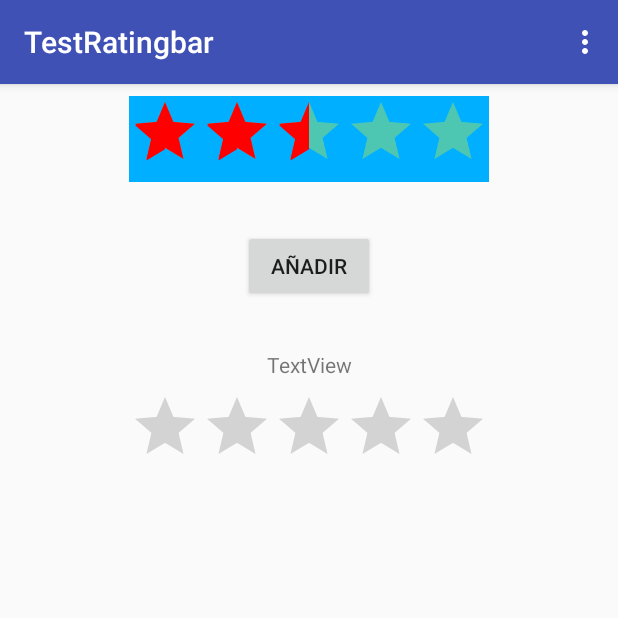
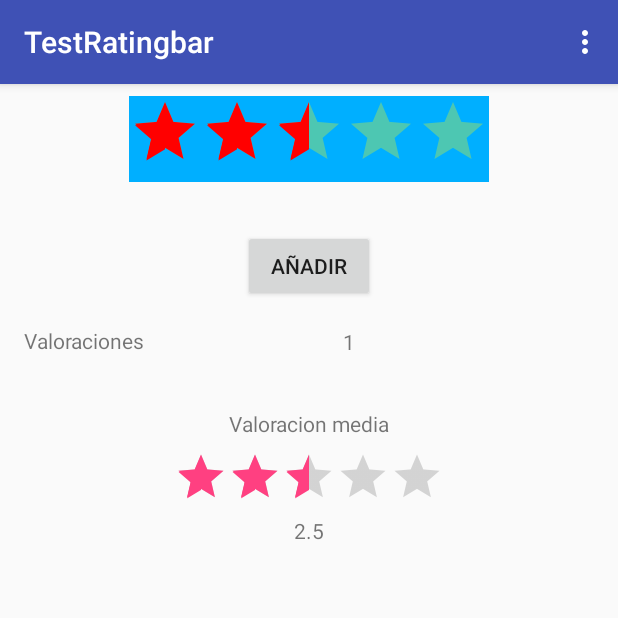
Before and after one commit to FabiPuig/TestRatingBar, an Android app: the screen it shows after launch (MainActivity), after a tap on "AÑADIR", on a phone screen of 412 x 824 dp, the top half of it. Run offline under Robolectric (Android 15) with nearby library versions, the phone set to English and light mode, and no system bars.

Commit message:
Mostramos la media de las valoraciones que introducimos ( en textview y en la segunda RatingBar)

```diff
--- a/app/src/main/java/com/example/fabian/testratingbar/MainActivityFragment.java
+++ b/app/src/main/java/com/example/fabian/testratingbar/MainActivityFragment.java
@@ -7,6 +7,7 @@ import android.view.View;
 import android.view.ViewGroup;
 import android.widget.Button;
 import android.widget.RatingBar;
+import android.widget.TextView;
 import android.widget.Toast;
 
 /**
@@ -16,6 +17,11 @@ public class MainActivityFragment extends Fragment {
 
     private Button btSubmit;
     private RatingBar ratingBar;
+    private RatingBar iRatingBar;
+    private TextView tvRating;
+    private TextView tvQuant;
+    private int contador = 0;
+    private float valTotal = 0;
 
     public MainActivityFragment() {
     }
@@ -27,6 +33,9 @@ public class MainActivityFragment extends Fragment {
 
         btSubmit = (Button) view.findViewById( R.id.submint_button );
         ratingBar = (RatingBar) view.findViewById( R.id.ratingBar );
+        iRatingBar = (RatingBar) view.findViewById( R.id.ratingBarIndicator );
+        tvRating = (TextView) view.findViewById( R.id.tv_rating );
+        tvQuant = (TextView) view.findViewById( R.id.tv_quant );
 
         ratingBar.setOnRatingBarChangeListener(new RatingBar.OnRatingBarChangeListener() {
             @Override
@@ -41,6 +50,13 @@ public class MainActivityFragment extends Fragment {
             @Override
             public void onClick(View v) {
 
+                valTotal += ratingBar.getRating();
+                contador++;
+                float res = valTotal / contador;
+                iRatingBar.setRating( res );
+                tvRating.setText( String.valueOf( res ) );
+                tvQuant.setText( String.valueOf( contador ) );
+
             }
         });
 
--- a/app/src/main/res/layout/fragment_main.xml
+++ b/app/src/main/res/layout/fragment_main.xml
@@ -19,8 +19,11 @@
         android:layout_marginTop="8dp"
         android:numStars="5"
         android:rating="2.5"
+        android:stepSize="0.5"
         android:background="@color/rating_bar_background"
-        android:theme="@style/RatingBar"/>
+        android:theme="@style/RatingBar"
+        android:layout_marginStart="8dp"
+        android:layout_marginEnd="8dp" />
 
     <Button
         android:id="@+id/submint_button"
@@ -32,7 +35,9 @@
         android:layout_marginRight="8dp"
         app:layout_constraintRight_toRightOf="parent"
         android:layout_marginTop="32dp"
-        app:layout_constraintTop_toBottomOf="@+id/ratingBar" />
+        app:layout_constraintTop_toBottomOf="@+id/ratingBar"
+        android:layout_marginStart="8dp"
+        android:layout_marginEnd="8dp" />
 
     <RatingBar
         android:id="@+id/ratingBarIndicator"
@@ -44,19 +49,76 @@
         app:layout_constraintRight_toRightOf="parent"
         android:numStars="5"
         android:isIndicator="true"
+        android:stepSize="0.5"
         android:layout_marginTop="8dp"
-        app:layout_constraintTop_toBottomOf="@+id/textView" />
+        app:layout_constraintTop_toBottomOf="@+id/textView"
+        style="?android:attr/ratingBarStyleIndicator"
+        android:layout_marginStart="8dp"
+        android:layout_marginEnd="8dp" />
 
     <TextView
         android:id="@+id/textView"
         android:layout_width="wrap_content"
         android:layout_height="wrap_content"
-        android:text="TextView"
+        android:text="@string/tv_average"
         android:layout_marginLeft="8dp"
         app:layout_constraintLeft_toLeftOf="parent"
         android:layout_marginRight="8dp"
         app:layout_constraintRight_toRightOf="parent"
+        android:layout_marginStart="8dp"
+        android:layout_marginEnd="8dp"
         android:layout_marginTop="32dp"
-        app:layout_constraintTop_toBottomOf="@+id/submint_button" />
+        app:layout_constraintTop_toBottomOf="@+id/textView3" />
+
+    <TextView
+        android:id="@+id/tv_rating"
+        android:layout_width="wrap_content"
+        android:layout_height="wrap_content"
+        android:text=""
+        android:layout_marginLeft="8dp"
+        app:layout_constraintLeft_toLeftOf="parent"
+        android:layout_marginRight="8dp"
+        app:layout_constraintRight_toRightOf="parent"
+        android:layout_marginTop="8dp"
+        app:layout_constraintTop_toBottomOf="@+id/ratingBarIndicator"
+        android:layout_marginStart="8dp"
+        android:layout_marginEnd="8dp" />
+
+    <TextView
+        android:id="@+id/textView3"
+        android:layout_width="170dp"
+        android:layout_height="23dp"
+        android:layout_marginLeft="16dp"
+        android:layout_marginRight="8dp"
+        android:layout_marginStart="16dp"
+        android:layout_marginTop="16dp"
+        android:text="@string/tv_cant"
+        app:layout_constraintLeft_toLeftOf="parent"
+        app:layout_constraintRight_toLeftOf="@+id/guideline2"
+        app:layout_constraintTop_toBottomOf="@+id/submint_button"
+        app:layout_constraintHorizontal_bias="0.0" />
+
+    <TextView
+        android:id="@+id/tv_quant"
+        android:layout_width="175dp"
+        android:layout_height="24dp"
+        android:layout_marginBottom="-1dp"
+        android:layout_marginEnd="8dp"
+        android:layout_marginLeft="8dp"
+        android:layout_marginRight="8dp"
+        android:layout_marginStart="8dp"
+        android:text=""
+        app:layout_constraintBottom_toBottomOf="@+id/textView3"
+        app:layout_constraintHorizontal_bias="1.0"
+        app:layout_constraintLeft_toLeftOf="@+id/guideline2"
+        app:layout_constraintRight_toRightOf="parent" />
+
+    <android.support.constraint.Guideline
+        android:layout_width="wrap_content"
+        android:layout_height="wrap_content"
+        android:id="@+id/guideline2"
+        app:layout_constraintGuide_begin="20dp"
+        android:orientation="vertical"
+        app:layout_constraintGuide_percent="0.5"/>
 
 </android.support.constraint.ConstraintLayout>
--- a/app/src/main/res/values/strings.xml
+++ b/app/src/main/res/values/strings.xml
@@ -3,4 +3,6 @@
     <string name="action_settings">Settings</string>
 
     <string name="submit_button">Añadir</string>
+    <string name="tv_average">Valoracion media</string>
+    <string name="tv_cant">Valoraciones</string>
 </resources>
```
